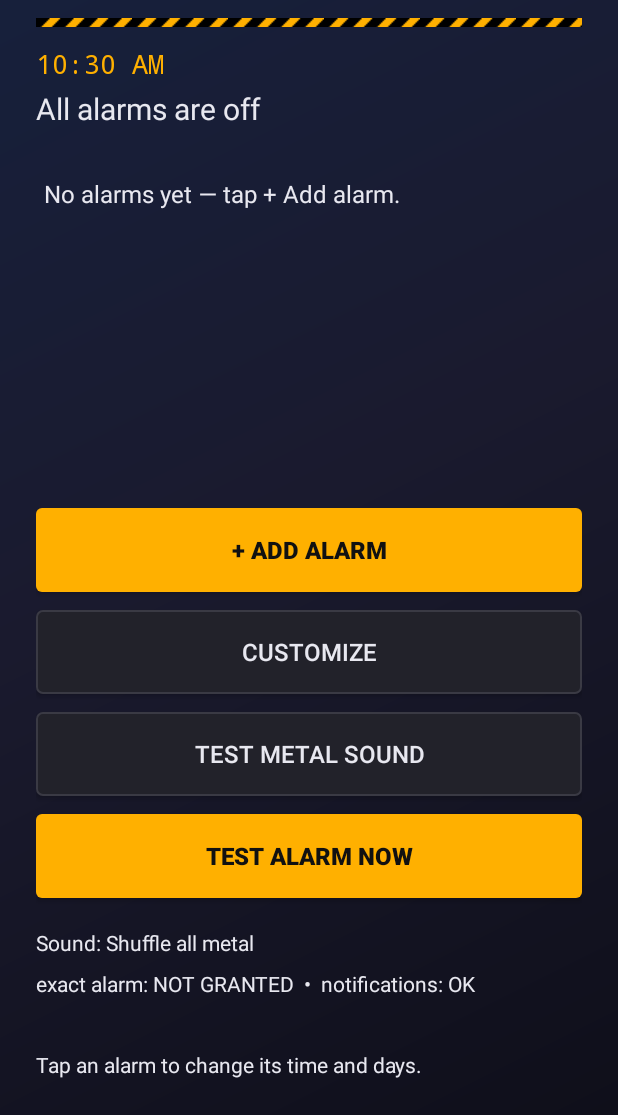
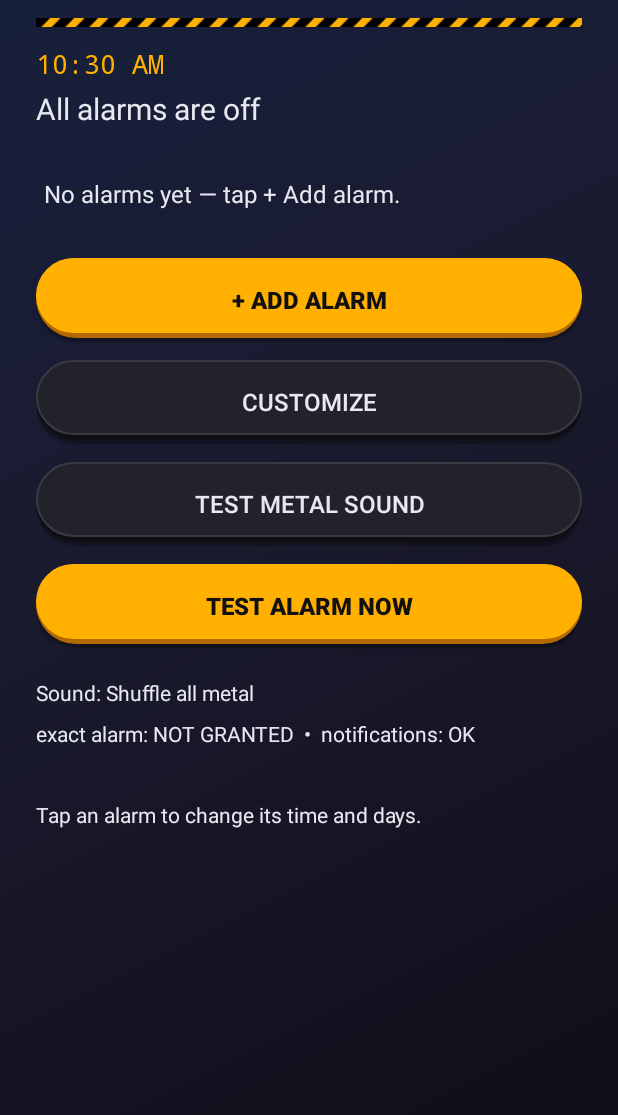
Before and after one commit to JPDimples/rude-awakening, an Android app: the screen it shows after launch (MainActivity), on a phone screen of 412 x 824 dp, the part 121-1236 px from its top. Run offline under Robolectric (Android 15) with nearby library versions, the phone set to English and light mode, and no system bars.

Commit message:
Rude Awakening v1.7: fix cut-off card, scrollable sound list, pill 3D buttons, digital clock
- Home screen is now one ScrollView: the alarm list no longer lives in
  a small weighted viewport that cut the card off at John's font size.
  Cards are two rows (time + ON/x on top, days underneath) at 32sp,
  96dp min height.
- Sound list is plain rows inside the Customize page ScrollView: the
  fixed 220dp ListView trapped the clips and cut the 5th row off.
- Buttons are pill-shaped and 3D (layer-list: shadow strip, darker
  edge, amber/steel face, 28dp radius).
- Ringing screen has a live digital clock: current time in big
  monospace amber with ticking seconds above WAKE UP!.

```diff
--- a/app/src/main/AndroidManifest.xml
+++ b/app/src/main/AndroidManifest.xml
@@ -1,8 +1,8 @@
 <?xml version="1.0" encoding="utf-8"?>
 <manifest xmlns:android="http://schemas.android.com/apk/res/android"
     package="com.johnparnham.rudeawakening"
-    android:versionCode="7"
-    android:versionName="1.6">
+    android:versionCode="8"
+    android:versionName="1.7">
 
     <uses-sdk android:minSdkVersion="26" android:targetSdkVersion="34" />
 
--- a/app/src/main/res/drawable/button_bg.xml
+++ b/app/src/main/res/drawable/button_bg.xml
@@ -1,7 +1,22 @@
 <?xml version="1.0" encoding="utf-8"?>
-<shape xmlns:android="http://schemas.android.com/apk/res/android"
-    android:shape="rectangle">
-    <solid android:color="#22222A" />
-    <stroke android:width="1dp" android:color="#3A3A44" />
-    <corners android:radius="4dp" />
-</shape>
+<layer-list xmlns:android="http://schemas.android.com/apk/res/android">
+    <item android:top="3dp">
+        <shape android:shape="rectangle">
+            <solid android:color="#40000000" />
+            <corners android:radius="28dp" />
+        </shape>
+    </item>
+    <item android:bottom="3dp">
+        <shape android:shape="rectangle">
+            <solid android:color="#0E0E12" />
+            <corners android:radius="28dp" />
+        </shape>
+    </item>
+    <item android:bottom="6dp">
+        <shape android:shape="rectangle">
+            <solid android:color="#22222A" />
+            <stroke android:width="1dp" android:color="#3A3A44" />
+            <corners android:radius="28dp" />
+        </shape>
+    </item>
+</layer-list>
--- a/app/src/main/res/drawable/button_primary.xml
+++ b/app/src/main/res/drawable/button_primary.xml
@@ -1,6 +1,21 @@
 <?xml version="1.0" encoding="utf-8"?>
-<shape xmlns:android="http://schemas.android.com/apk/res/android"
-    android:shape="rectangle">
-    <solid android:color="#FFB000" />
-    <corners android:radius="4dp" />
-</shape>
+<layer-list xmlns:android="http://schemas.android.com/apk/res/android">
+    <item android:top="3dp">
+        <shape android:shape="rectangle">
+            <solid android:color="#40000000" />
+            <corners android:radius="28dp" />
+        </shape>
+    </item>
+    <item android:bottom="3dp">
+        <shape android:shape="rectangle">
+            <solid android:color="#B26A00" />
+            <corners android:radius="28dp" />
+        </shape>
+    </item>
+    <item android:bottom="6dp">
+        <shape android:shape="rectangle">
+            <solid android:color="#FFB000" />
+            <corners android:radius="28dp" />
+        </shape>
+    </item>
+</layer-list>
--- a/app/src/main/res/layout/activity_main.xml
+++ b/app/src/main/res/layout/activity_main.xml
@@ -1,11 +1,16 @@
 <?xml version="1.0" encoding="utf-8"?>
-<LinearLayout xmlns:android="http://schemas.android.com/apk/res/android"
+<ScrollView xmlns:android="http://schemas.android.com/apk/res/android"
     android:id="@+id/rootLayout"
     android:layout_width="match_parent"
     android:layout_height="match_parent"
+    android:fillViewport="true"
+    android:background="@drawable/bg_midnight">
+
+    <LinearLayout
+        android:layout_width="match_parent"
+        android:layout_height="wrap_content"
         android:orientation="vertical"
-    android:padding="24dp"
-    android:background="@drawable/bg_midnight">
+        android:padding="24dp">
 
         <TextView
             android:id="@+id/titleText"
@@ -44,19 +49,12 @@
             android:textColor="#8A8A9A"
             android:layout_marginTop="4dp" />
 
-    <ScrollView
-        android:layout_width="match_parent"
-        android:layout_height="0dp"
-        android:layout_weight="1"
-        android:layout_marginTop="16dp">
-
         <LinearLayout
             android:id="@+id/alarmListContainer"
             android:layout_width="match_parent"
             android:layout_height="wrap_content"
-            android:orientation="vertical" />
-
-    </ScrollView>
+            android:orientation="vertical"
+            android:layout_marginTop="16dp" />
 
         <Button
             android:id="@+id/addAlarmButton"
@@ -137,3 +135,5 @@
             android:layout_marginTop="8dp" />
 
     </LinearLayout>
+
+</ScrollView>
```
Also changed, not shown: app/src/main/java/com/johnparnham/rudeawakening/AlarmActivity.kt (+19 -0 lines), app/src/main/java/com/johnparnham/rudeawakening/SettingsActivity.kt (+42 -37 lines), app/src/main/res/layout/activity_alarm.xml (+10 -0 lines), app/src/main/res/layout/activity_settings.xml (+4 -3 lines), app/src/main/res/layout/alarm_card.xml (+24 -24 lines), 3 other files. Lines whose indentation alone changed are shown as unchanged.
